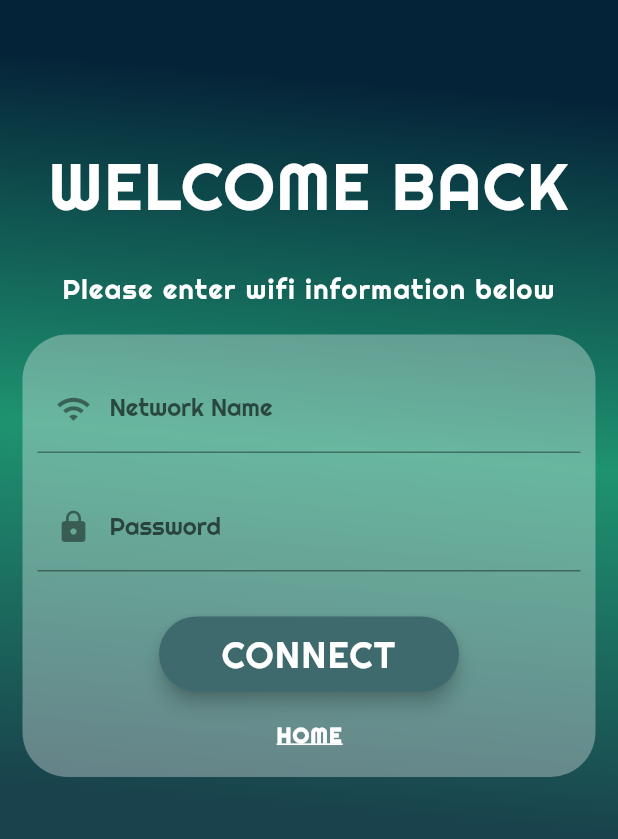
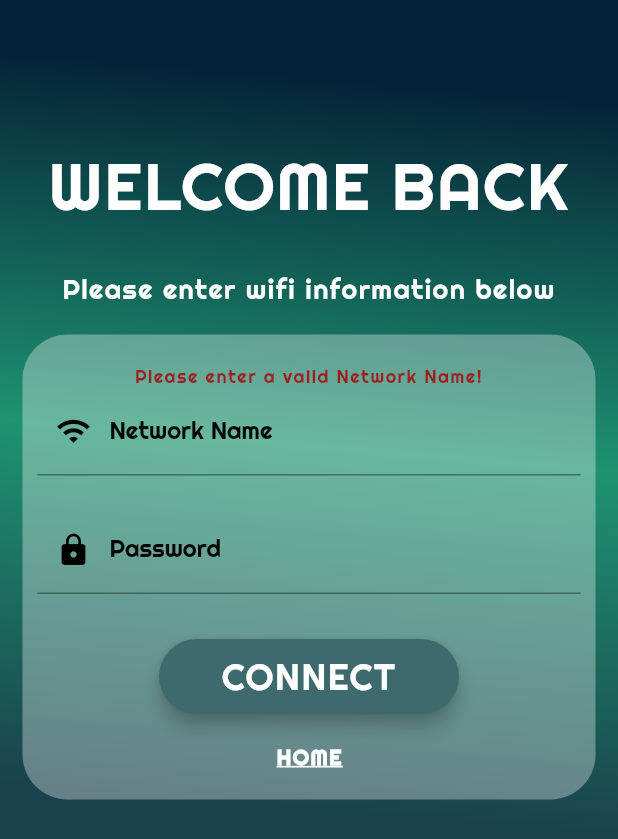
Before and after one commit to c3qiu/remote-overworked, a Flutter app: the screen it shows after launch, after a tap on "CONNECT", on a phone screen of 412 x 824 dp. Shown: the top 839 px of the screen. Run offline on Flutter 3.47's test engine with Material 2 defaults, Android fonts, the phone set to English and light mode, and no system bars; our stand-ins replace get.

Commit message:
WiFi page + some ui update on other pages

```diff
--- a/App/lib/page/wifi.dart
+++ b/App/lib/page/wifi.dart
@@ -12,7 +12,7 @@ class Add_WiFi extends StatefulWidget {
 
 class _Add_wifi extends State<Add_WiFi> {
 
-  bool pressAttention = false;
+  bool error = false;
   int index = 0;
 
   @override
@@ -100,12 +100,14 @@ class _Add_wifi extends State<Add_WiFi> {
                               SizedBox(
                                 height: 10.0,
                               ),
+                              Container(child: _errormsg(error)),
                               TextField(
                                 controller: wifiController,
                                 decoration: InputDecoration(
-                                  prefixIcon: Icon(Icons.wifi),
+                                  prefixIcon: Icon(Icons.wifi, color: Colors.black),
                                   labelText: "Network Name",
                                   labelStyle: TextStyle(
+                                    color: Colors.black,
                                     fontFamily: 'Righteous',
                                     fontWeight: FontWeight.normal,
                                   ),
@@ -116,10 +118,16 @@ class _Add_wifi extends State<Add_WiFi> {
                               ),
                               TextField(
                                 controller: passwordController,
+                                cursorColor: Colors.black,
+                                style: TextStyle(
+                                    color: Colors.black
+                                ),
                                 decoration: InputDecoration(
-                                  prefixIcon: Icon(Icons.lock),
+                                  // focusColor: Colors.white,
+                                  prefixIcon: Icon(Icons.lock, color: Colors.black),
                                   labelText: "Password",
                                   labelStyle: TextStyle(
+                                    color: Colors.black,
                                     fontFamily: 'Righteous',
                                     fontWeight: FontWeight.normal,
                                   ),
@@ -133,10 +141,14 @@ class _Add_wifi extends State<Add_WiFi> {
                                   elevation: 5,
                                   minWidth: 200,
                                   onPressed: () {
-                                    log(wifiController.text);
-                                    log(passwordController.text);
+                                    setState(() {
+                                      if(wifiController.text.isEmpty){
+                                        error = true;
+                                      }
+                                    });
                                     if(wifiController.text.isNotEmpty){
                                       Get.to(() => HomeView(),arguments: [wifiController.text, passwordController.text],);
+                                      error = false;
                                     }
                                   },
                                   shape: RoundedRectangleBorder(
@@ -197,4 +209,25 @@ class _Add_wifi extends State<Add_WiFi> {
       ),
     );
   }
+  Container _errormsg(bool shown){
+    //og('error message showned');
+    // log('$shown');
+    if(shown){
+      return Container(
+        width: double.infinity,
+        child: Text(
+          'Please enter a vaild Network Name!',
+          textAlign: TextAlign.center,
+          style: TextStyle(
+            fontFamily: 'Righteous',
+            fontSize: 12.0,
+            fontWeight: FontWeight.normal,
+            letterSpacing: 1.0,
+            color: Color(0xFF9E1D1D),
+          ),
+        ),
+      );
+    }
+    return Container();
+  }
 }
```
Also changed, not shown: App/lib/page/add_device1.dart (+39 -26 lines), App/lib/page/add_device4.dart (+7 -4 lines), App/lib/page/add_device5.dart (+31 -7 lines), App/lib/page/add_device6.dart (+8 -5 lines).
